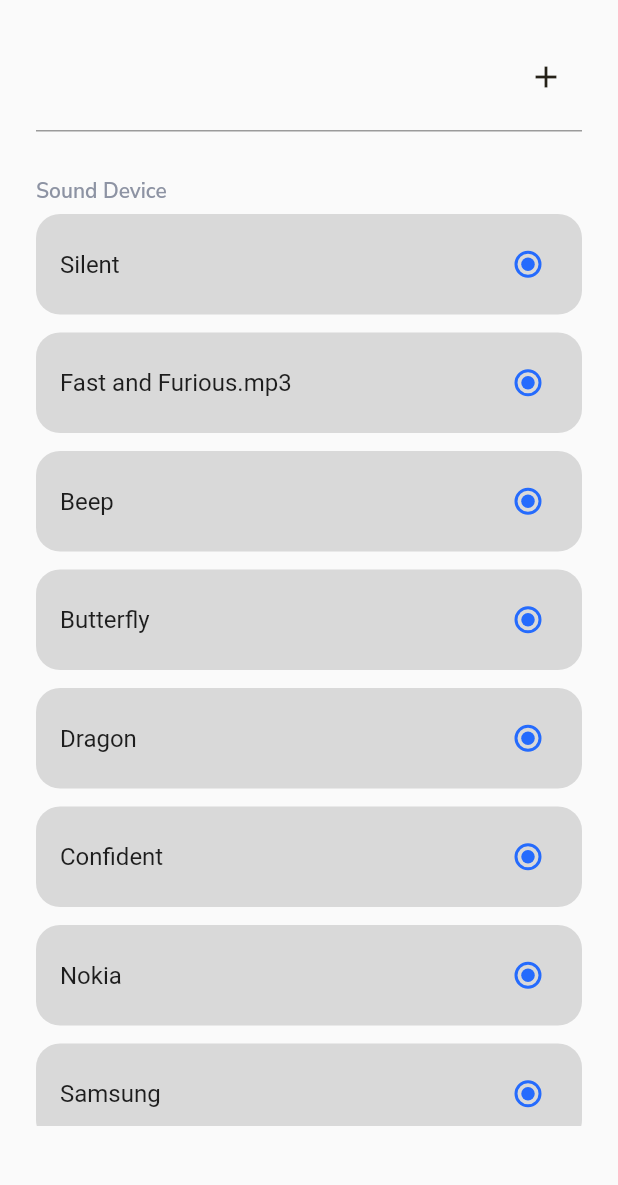
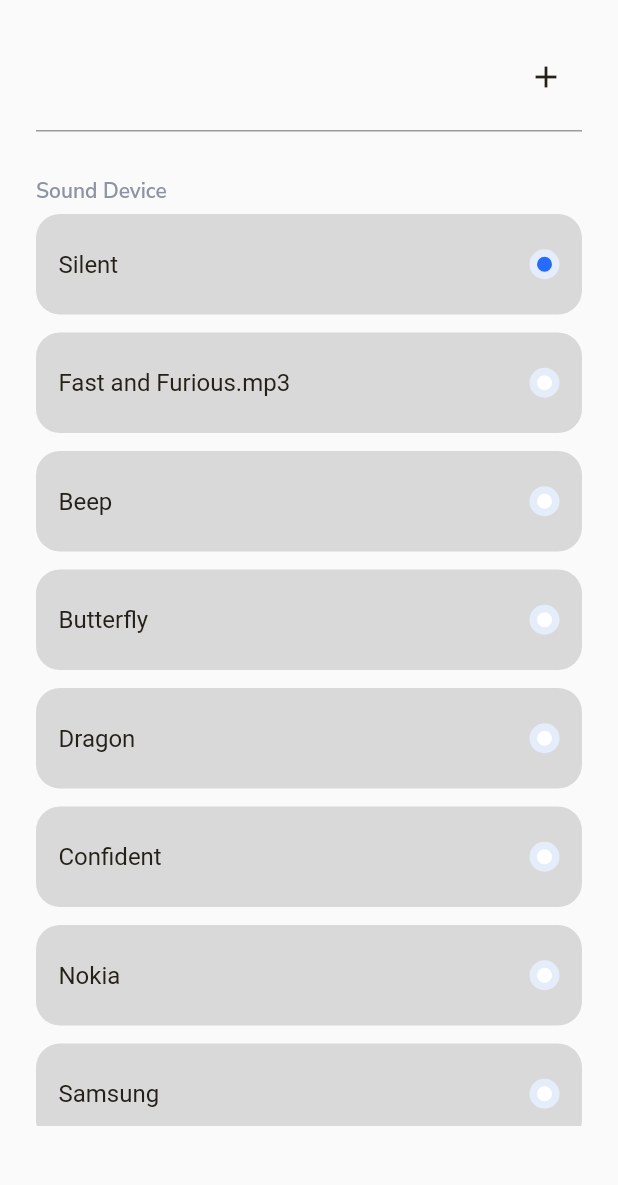
Before and after one commit to humayunkabir11/alarm_app, a Flutter app: the SleepScheduleEdit screen opened directly, after a tap on "delete this Schedule", on a phone screen of 412 x 824 dp, the part 50-1235 px from its top. Run offline on Flutter 3.47's test engine with Material 2 defaults, Android fonts, the phone set to English and light mode, and no system bars; our stand-ins replace flutter_svg, google_fonts.

Commit message:
no_change

```diff
--- a/alarm_app/lib/view/screen/alarm_sounds/alarm_sounds_screen.dart
+++ b/alarm_app/lib/view/screen/alarm_sounds/alarm_sounds_screen.dart
@@ -13,9 +13,9 @@ class AlarmSounds extends StatefulWidget {
 }
 
 class _AlarmSoundsState extends State<AlarmSounds> {
-  bool groupValue = true;
+
   List soundName = ["Silent","Fast and Furious.mp3","Beep","Butterfly","Dragon","Confident","Nokia","Samsung","Samsung"];
-
+  int selectedItem = 0;
 
   @override
   Widget build(BuildContext context) {
@@ -52,32 +52,45 @@ class _AlarmSoundsState extends State<AlarmSounds> {
                   height: MediaQuery.of(context).size.height,
                   child: ListView.builder(
                     shrinkWrap: true,
-                    physics: NeverScrollableScrollPhysics(),
+                    physics: const NeverScrollableScrollPhysics(),
                       itemCount: soundName.length,
                       itemBuilder: (context, index) {
                         return Padding(
                           padding: const EdgeInsets.symmetric(vertical: 6.0),
+                          child: GestureDetector(
+                            onTap: (){
+                              setState(() {
+                                selectedItem = index;
+                              });
+                            },
                             child: Container(
+
                               width: MediaQuery.of(context).size.width,
                               height: 67,
                               decoration: BoxDecoration(
                                 color: AppColors.grayColor,
                                 borderRadius: BorderRadius.circular(16),
                               ),
-                            child: Center(
-                              child: RadioListTile(
-                                controlAffinity: ListTileControlAffinity.trailing,
-
-                                title: Text(soundName[index]),
-                                activeColor: AppColors.primaryColor,
-                                value: groupValue,
-                                groupValue: groupValue,
-                                onChanged: (value) {
-                                  value = groupValue;
-                                  setState(() {
-                                    groupValue = !groupValue;
-                                  });
-                                },
+                              child: Padding(
+                                padding: const EdgeInsets.symmetric(horizontal: 15),
+                                child: Row(
+                                  mainAxisAlignment: MainAxisAlignment.spaceBetween,
+                                  children: [
+                                    Text(
+                                      soundName[index],
+                                      style: TextStyle(color: index == selectedItem ? AppColors.blackColor:AppColors.blackColor, fontSize: 16),
+                                    ),
+                                    Container(
+                                      height: 20,
+                                      width: 20,
+                                      decoration:  BoxDecoration(
+                                          borderRadius: BorderRadius.circular(50),
+                                           border:  Border.all(color: AppColors.ashColor,width: 5),
+                                          color: index == selectedItem ? AppColors.primaryColor:AppColors.transparentColor,
+                                      ),
+                                    )
+                                  ],
+                                ),
                               ),
                             ),
                           ),
--- a/alarm_app/lib/view/widgets/selectdays/custom_select_days.dart
+++ b/alarm_app/lib/view/widgets/selectdays/custom_select_days.dart
@@ -2,37 +2,53 @@ import 'package:alarm_app/utils/color.dart';
 import 'package:flutter/material.dart';
 import 'package:google_fonts/google_fonts.dart';
 
-class CustomSelectdays extends StatelessWidget {
-   CustomSelectdays({super.key,
+class CustomSelectdays extends StatefulWidget {
+
+   CustomSelectdays({
+     super.key,
      this.boxHeight = 60,
      this.containerWidth = 48,
-     this.color = AppColors.primaryColor});
+     this.color = AppColors.primaryColor,
+   });
 
 
    final double boxHeight;
    final double containerWidth;
    final Color  color;
 
+  @override
+  State<CustomSelectdays> createState() => _CustomSelectdaysState();
+}
+
+class _CustomSelectdaysState extends State<CustomSelectdays> {
+
   List days = ["Mon","Tue","Wed"," Thu","Fri","Sat","Sun"];
+  int selectedIndex = -1;
 
   @override
   Widget build(BuildContext context) {
     return  SizedBox(
-      height: boxHeight,
+      height: widget.boxHeight,
       width: MediaQuery.of(context).size.width,
       child: ListView.builder(
           scrollDirection: Axis.horizontal,
           shrinkWrap: true,
           itemCount:  days.length,
-          itemBuilder: (context , index)=> Container(
-            width: containerWidth,
-            margin: const EdgeInsetsDirectional.symmetric(horizontal: 2),
-            decoration: BoxDecoration(
-              borderRadius: BorderRadius.circular(16),
-              color: color,
-
+          itemBuilder: (context , index)=> GestureDetector(
+            onTap: (){
+              setState(() {
+                selectedIndex = index;
+              });
+            },
+            child: Container(
+              width: widget.containerWidth,
+              margin: const EdgeInsetsDirectional.symmetric(horizontal: 2),
+              decoration: BoxDecoration(
+                borderRadius: BorderRadius.circular(16),
+                color: index == selectedIndex ? Colors.blue : AppColors.grayColor,
+              ),
+              child: Center(child: Text(days[index],style: GoogleFonts.nunitoSans(fontWeight: FontWeight.w600,fontSize: 14,color: AppColors.transparentColor),)),
             ),
-            child: Center(child: Text(days[index],style: GoogleFonts.nunitoSans(fontWeight: FontWeight.w600,fontSize: 14,color: AppColors.transparentColor),)),
           ) ),
     );
   }
```
Also changed, not shown: alarm_app/lib/view/screen/alarm_edit/edit_screen.dart (+1 -11 lines). Lines whose indentation alone changed are shown as unchanged.
